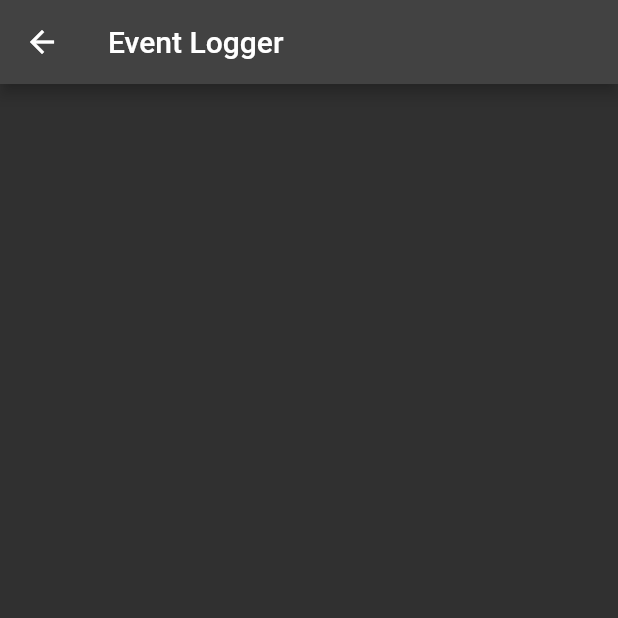
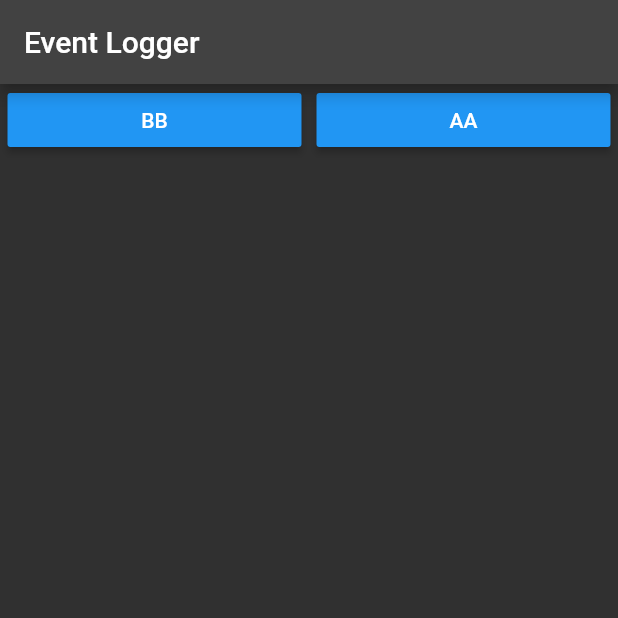
Before and after one commit to PushupDriver/logger_app, a Flutter app: the EventLogger screen opened directly, on a phone screen of 412 x 824 dp, the top half of it. Run offline on Flutter 3.47's test engine with Material 2 defaults, Android fonts, the phone set to English and light mode, and no system bars.

Commit message:
add event logger screen

```diff
--- a/lib/event_logger.dart
+++ b/lib/event_logger.dart
@@ -13,7 +13,32 @@ class _EventLoggerState extends State<EventLogger> {
     return Scaffold(
       appBar: AppBar(title: const Text("Event Logger")),
       body: ListView(
-        children: [],
+        padding: const EdgeInsets.only(left: 5, right: 5),
+        children: [
+          Row(
+            children: [
+              Expanded(
+                flex: 1,
+                child: MaterialButton(
+                  color: Colors.blue,
+                  child: const Text("BB"),
+                  onPressed: () {},
+                ),
+              ),
+              const SizedBox(
+                width: 10,
+              ),
+              Expanded(
+                flex: 1,
+                child: MaterialButton(
+                  color: Colors.blue,
+                  child: const Text("AA"),
+                  onPressed: () {},
+                ),
+              )
+            ],
+          ),
+        ],
       ),
     );
   }
--- a/lib/main.dart
+++ b/lib/main.dart
@@ -1,7 +1,5 @@
+import 'package:exercise_counter/event_logger.dart';
 import 'package:flutter/material.dart';
-// import 'package:flutter/services.dart';
-
-import 'app.dart';
 
 void main() {
   runApp(const MyApp());
@@ -23,7 +21,7 @@ class MyApp extends StatelessWidget {
       debugShowCheckedModeBanner: false,
       title: 'Flutter Demo',
       theme: ThemeData.dark(),
-      home: const ExerciseCounter(),
+      home: const EventLogger(),
     );
   }
 }
```
Also changed, not shown: pubspec.lock.
